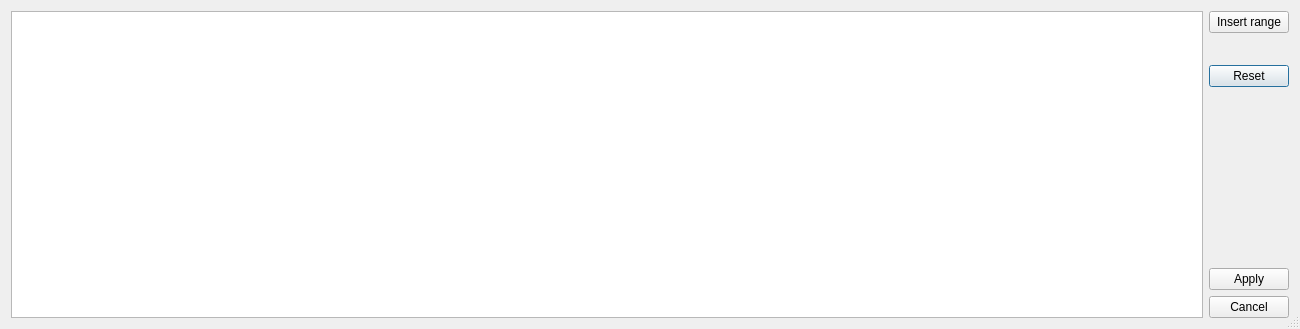
Old version of the form src/asammdf/gui/ui/range_editor_dialog.ui in the repository danielhrisca/asammdf.
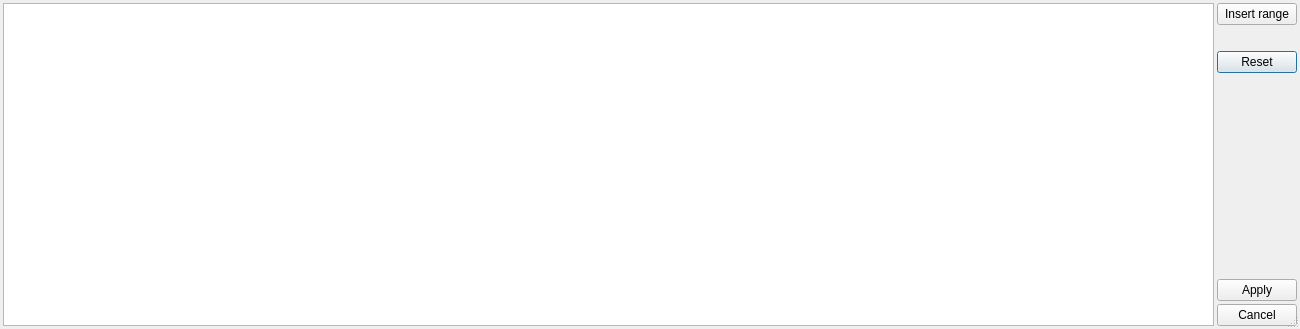
New version of the form. Custom widgets are drawn as their Qt base class.

```diff
--- a/src/asammdf/gui/ui/range_editor_dialog.ui
+++ b/src/asammdf/gui/ui/range_editor_dialog.ui
@@ -20,6 +20,21 @@
    <bool>true</bool>
   </property>
   <layout class="QGridLayout" name="gridLayout" rowstretch="0,0,0,0,1,0,0" columnstretch="1,0">
+   <property name="leftMargin">
+  <number>3</number>
+</property>
+   <property name="topMargin">
+  <number>3</number>
+</property>
+   <property name="rightMargin">
+  <number>3</number>
+</property>
+   <property name="bottomMargin">
+  <number>3</number>
+</property>
+   <property name="spacing">
+  <number>3</number>
+</property>
    <item row="0" column="0" rowspan="7">
     <widget class="MinimalListWidget" name="ranges">
      <property name="dragDropMode">
```
Left out of the diff: 8 changed lines with no effect on the pictures.
